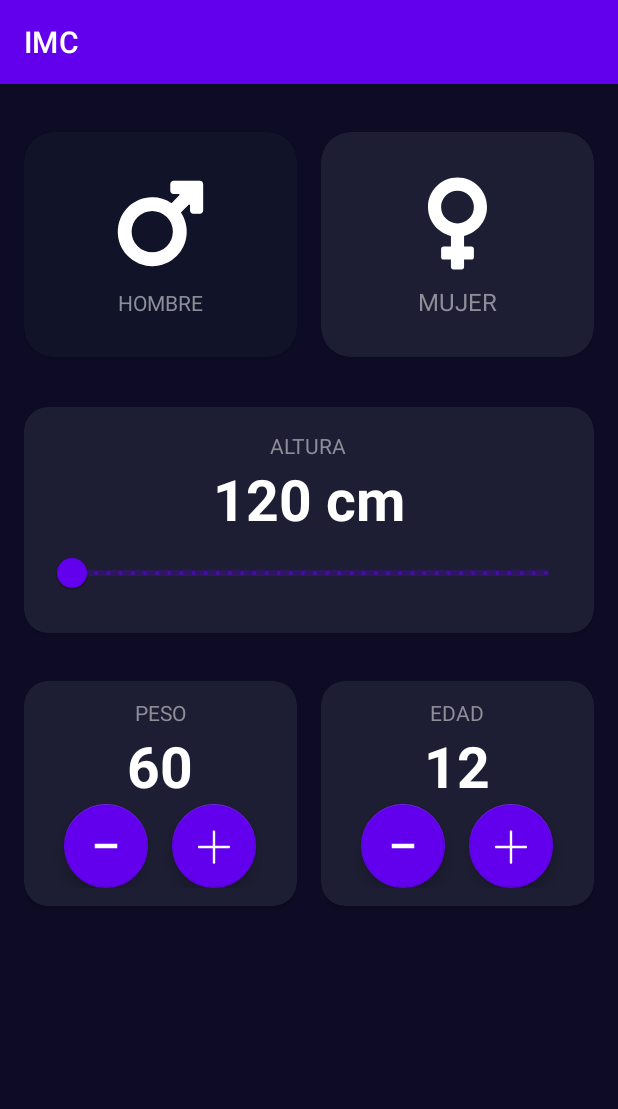
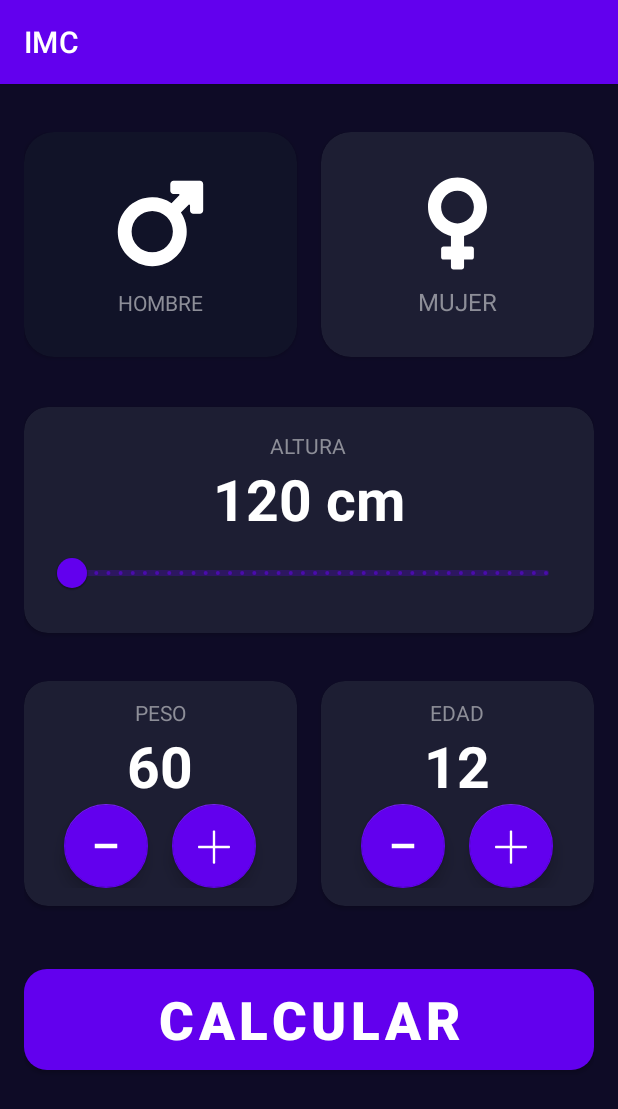
Before and after one commit to brianz14/IMC_APP, an Android app: the screen it shows after launch (IMC), on a phone screen of 412 x 824 dp. Shown: the top 1109 px of the screen. Run offline under Robolectric (Android 15) with nearby library versions, the phone set to English and light mode, and no system bars.

```diff
--- /dev/null
+++ b/app/src/main/res/drawable/boton_redondeado.xml
@@ -0,0 +1,8 @@
+<?xml version="1.0" encoding="utf-8"?>
+<shape xmlns:android="http://schemas.android.com/apk/res/android"
+    android:padding="10dp"
+    android:shape="rectangle">
+
+    <solid android:color="#FF6200EE" />
+    <corners android:radius="15dp" />
+</shape>
--- a/app/src/main/res/layout/activity_imc.xml
+++ b/app/src/main/res/layout/activity_imc.xml
@@ -8,8 +8,6 @@
     android:paddingHorizontal="16dp"
     android:paddingVertical="32dp"
     tools:context=".IMC">
-
-
 
     <androidx.cardview.widget.CardView
         android:id="@+id/vistaHombre"
@@ -261,4 +259,17 @@
 
     </androidx.cardview.widget.CardView>
 
+    <Button
+        android:id="@+id/btnCalcular"
+        android:layout_width="match_parent"
+        android:layout_height="wrap_content"
+        android:layout_marginTop="42dp"
+        android:fontFamily="sans-serif-black"
+        android:text="CALCULAR"
+        android:textSize="35sp"
+        android:background="@drawable/boton_redondeado"
+        app:layout_constraintTop_toBottomOf="@+id/vistaEdad"
+        tools:layout_editor_absoluteX="16dp">
+
+    </Button>
 </androidx.constraintlayout.widget.ConstraintLayout>
```
Also changed, not shown: app/src/main/java/com/example/imc/IMC.kt (+32 -4 lines).
